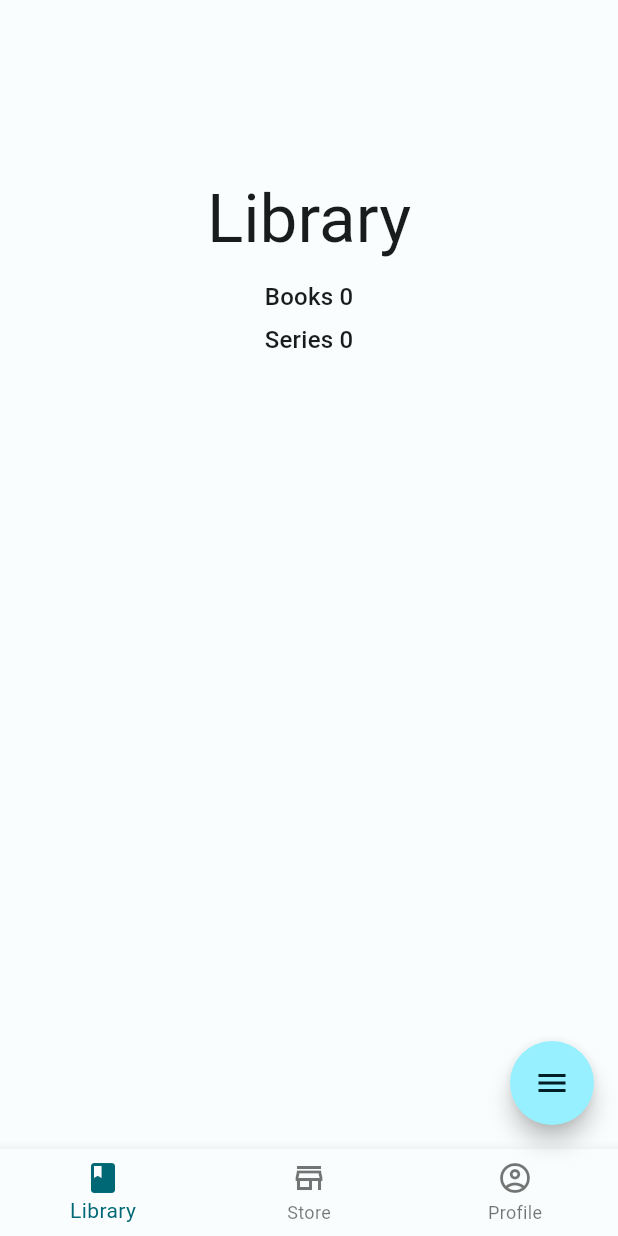
After one commit to fbede/Writer, a Flutter app: the screen it shows after launch, on a phone screen of 412 x 824 dp. The commit adds this screen. Run offline on Flutter 3.47's test engine with Material 2 defaults, Android fonts, the phone set to English and light mode, and no system bars; drawn by our look-alikes of flutter_speed_dial; our stand-ins replace bloc, equatable, flutter_bloc, logger.

Commit message:
cleaned Code

```diff
--- a/lib/home/cubits/home_page_state.dart
+++ b/lib/home/cubits/home_page_state.dart
@@ -2,25 +2,31 @@ part of 'home_page_cubit.dart';
 
 class HomePageState extends Equatable {
   const HomePageState(
-      {required this.opacity, required this.books, required this.series});
+      {required this.opacity,
+      required this.books,
+      required this.series,
+      this.openBottomSheet = false})
+      : totalProjects = books + series;
 
   final double opacity;
   final int books;
   final int series;
+  final int totalProjects;
+  final bool openBottomSheet;
 
-  HomePageState copyWith({opacity, books, series}) {
+  HomePageState copyWith({opacity, books, series, openBottomSheet}) {
     return HomePageState(
-      opacity: opacity ?? this.opacity,
-      books: books ?? this.books,
-      series: series ?? this.series,
-    );
+        opacity: opacity ?? this.opacity,
+        books: books ?? this.books,
+        series: series ?? this.series,
+        openBottomSheet: openBottomSheet ?? this.openBottomSheet);
   }
 
   @override
   String toString() {
-    return '''CustomAnimationState { appbar text opacity: $opacity}''';
+    return '''HomePageState {opacity: $opacity \n openBottomSheet: $openBottomSheet}''';
   }
 
   @override
-  List<Object> get props => [opacity, books, series];
+  List<Object> get props => [opacity, books, series, openBottomSheet];
 }
--- /dev/null
+++ b/lib/home/pages/mobile_home_page.dart
@@ -0,0 +1,127 @@
+import 'package:flutter/material.dart';
+import 'package:flutter_bloc/flutter_bloc.dart';
+
+import '../../utils/strings.dart';
+import '../cubits/home_page_cubit.dart';
+import '../widgets/home_page_widgets.dart';
+
+class MobileHomePage extends StatelessWidget {
+  const MobileHomePage({Key? key}) : super(key: key);
+
+  @override
+  Widget build(BuildContext context) {
+    return SafeArea(
+      child: Scaffold(
+        body: NotificationListener(
+            onNotification: (ScrollMetricsNotification notification) {
+              context
+                  .read<HomePageCubit>()
+                  .handleNotification(context, notification);
+              return true;
+            },
+            child: CustomScrollView(
+              slivers: [
+                //First AppBar (Hidden)
+                SliverAppBar(
+                  backgroundColor: Theme.of(context).scaffoldBackgroundColor,
+                ),
+
+                //Title Page
+                SliverToBoxAdapter(
+                  child: Container(
+                    color: Theme.of(context).scaffoldBackgroundColor,
+                    height: MediaQuery.of(context).size.width * 0.6,
+                    child: Column(
+                      mainAxisAlignment: MainAxisAlignment.center,
+                      children: [
+                        BlocBuilder<HomePageCubit, HomePageState>(
+                          buildWhen: (previous, current) {
+                            return previous.opacity != current.opacity;
+                          },
+                          builder: (context, state) {
+                            return Opacity(
+                              opacity: 1 - state.opacity,
+                              child: Text(
+                                stringLibraryTitle,
+                                style:
+                                    Theme.of(context).textTheme.displayMedium,
+                              ),
+                            );
+                          },
+                        ),
+                        const SizedBox(height: 14),
+                        BlocBuilder<HomePageCubit, HomePageState>(
+                          builder: (context, state) {
+                            return Opacity(
+                                opacity: 1 - state.opacity,
+                                child: Text(
+                                  'Books ${state.books}',
+                                  style:
+                                      Theme.of(context).textTheme.titleMedium,
+                                ));
+                          },
+                        ),
+                        const SizedBox(height: 5),
+                        BlocBuilder<HomePageCubit, HomePageState>(
+                          builder: (context, state) {
+                            return Opacity(
+                              opacity: 1.0 - state.opacity,
+                              child: Text('Series ${state.series}',
+                                  style:
+                                      Theme.of(context).textTheme.titleMedium),
+                            );
+                          },
+                        )
+                      ],
+                    ),
+                  ),
+                ),
+
+                //Actual AppBar
+                SliverAppBar(
+                  backgroundColor: Theme.of(context).scaffoldBackgroundColor,
+                  pinned: true,
+                  title: BlocBuilder<HomePageCubit, HomePageState>(
+                    buildWhen: (previous, current) {
+                      return previous.opacity != current.opacity;
+                    },
+                    builder: (context, state) {
+                      return Opacity(
+                          opacity: state.opacity,
+                          child: Text(stringLibraryTitle,
+                              style: Theme.of(context).textTheme.titleLarge));
+                    },
+                  ),
+                ),
+
+                //Grid or BookView
+                const ProjectGridView(),
+              ],
+            )),
+
+        //FAB
+        floatingActionButton: const HomePageFloatingActionButton(),
+
+        //bottom Nav Bar
+        bottomNavigationBar: BottomNavigationBar(
+            backgroundColor:
+                Theme.of(context).bottomNavigationBarTheme.backgroundColor,
+            items: const [
+              BottomNavigationBarItem(
+                  icon: Icon(Icons.class_outlined),
+                  label: stringLibraryTitle,
+                  activeIcon: Icon(Icons.class_)),
+              BottomNavigationBarItem(
+                  icon: Icon(Icons.store_mall_directory_outlined),
+                  label: stringStore,
+                  activeIcon: Icon(Icons.store_mall_directory)),
+              BottomNavigationBarItem(
+                icon: Icon(Icons.account_circle_outlined),
+                label: stringProfile,
+                activeIcon: Icon(Icons.account_circle),
+              ),
+            ]),
+      ),
+    );
+  }
+}
```
Also changed, not shown: lib/home/pages/home_page.dart (+5 -16 lines), lib/home/widgets/home_page_widgets.dart (+73 -121 lines).
